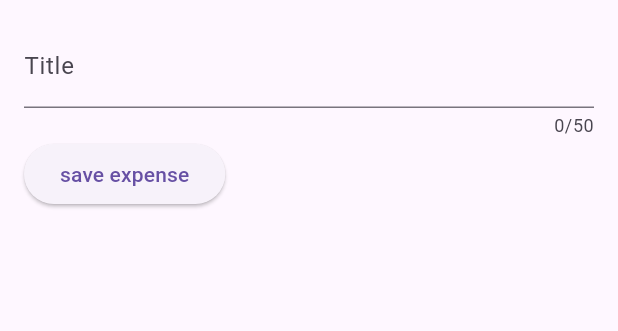
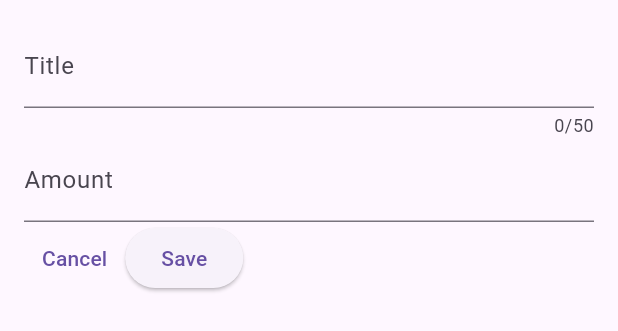
Before and after one commit to vicentedpsantos/expense_tracker_flutter, a Flutter app: the NewExpense widget shown alone on an empty page, opened directly, on a phone screen of 412 x 824 dp. Shown: the top 331 px of the screen. Run offline on Flutter 3.47's test engine with Material 2 defaults, Android fonts, the phone set to English and light mode, and no system bars.

Commit message:
Creating controller for amount

```diff
--- a/lib/widgets/new_expense.dart
+++ b/lib/widgets/new_expense.dart
@@ -8,10 +8,12 @@ class NewExpense extends StatefulWidget {
 }
 
 class _NewExpenseState extends State<NewExpense> {
+  final _amountController = TextEditingController();
   final _titleController = TextEditingController();
 
   @override
   void dispose() {
+    _amountController.dispose();
     _titleController.dispose();
 
     super.dispose();
@@ -27,12 +29,23 @@ class _NewExpenseState extends State<NewExpense> {
           decoration: InputDecoration(label: Text('Title')),
           controller: _titleController,
         ),
+        TextField(
+          decoration: InputDecoration(prefixText: '\$ ', label: Text('Amount')),
+          controller: _amountController,
+          keyboardType: TextInputType.numberWithOptions(decimal: true),
+        ),
         Row(children: [
+          TextButton(
+              onPressed: () {
+                print('cancelar');
+              },
+              child: Text('Cancel')),
           ElevatedButton(
               onPressed: () {
                 print(_titleController.text);
+                print(_amountController.text);
               },
-              child: Text('save expense'))
+              child: Text('Save')),
         ])
       ]),
     );
```
Also changed, not shown: 1 other file.
